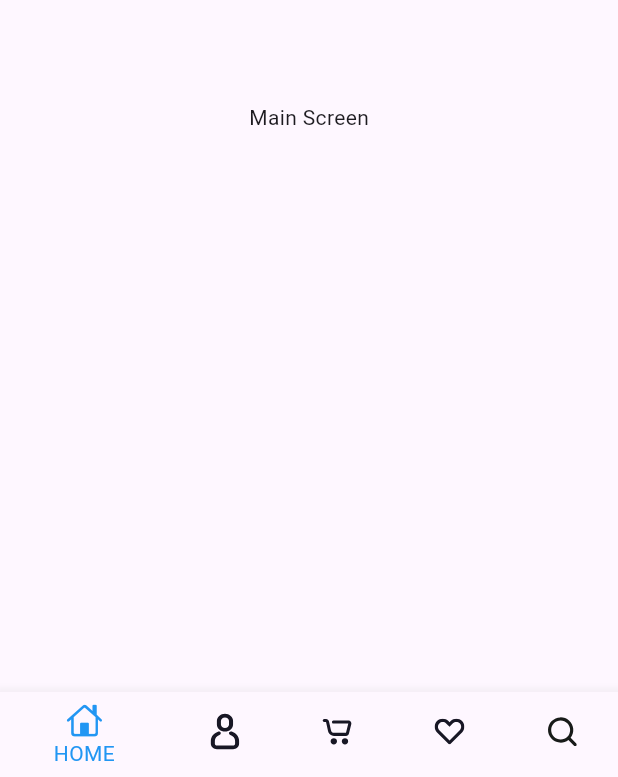
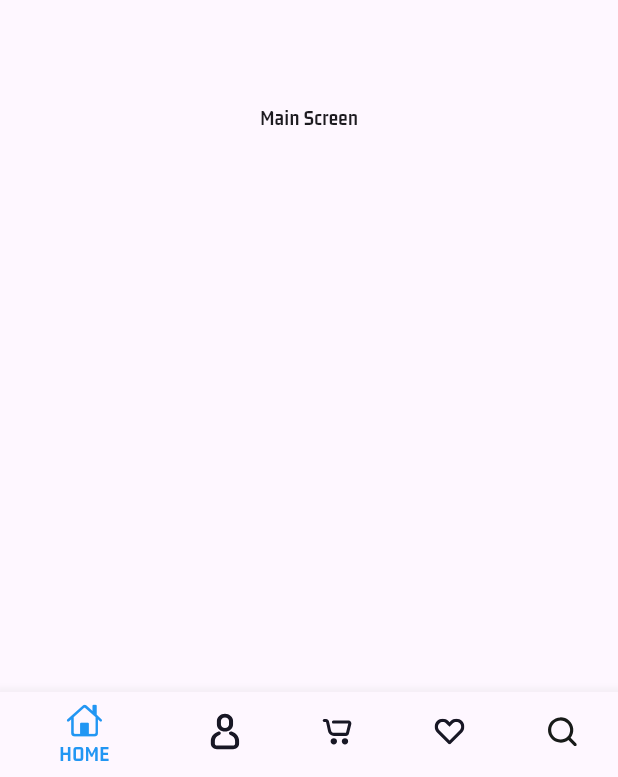
Before and after one commit to TaiNgonheng/MultiStore-Firebase, a Flutter app: the screen it shows after launch, on a phone screen of 412 x 824 dp. Shown: the part 456-1233 px from the top of the screen. Run offline on Flutter 3.47's test engine with Material 3 defaults, Android fonts, the phone set to English and light mode, and no system bars; our stand-ins replace flutter_svg.

```diff
--- a/lib/main.dart
+++ b/lib/main.dart
@@ -19,6 +19,8 @@ class MyApp extends StatelessWidget {
       debugShowCheckedModeBanner: false,
       title: 'Flutter Demo',
       theme: ThemeData(
+        primarySwatch: Colors.blue,
+        fontFamily: 'Brand-Bold',
         colorScheme: ColorScheme.fromSeed(seedColor: Colors.deepPurple),
         useMaterial3: true,
       ),
```
